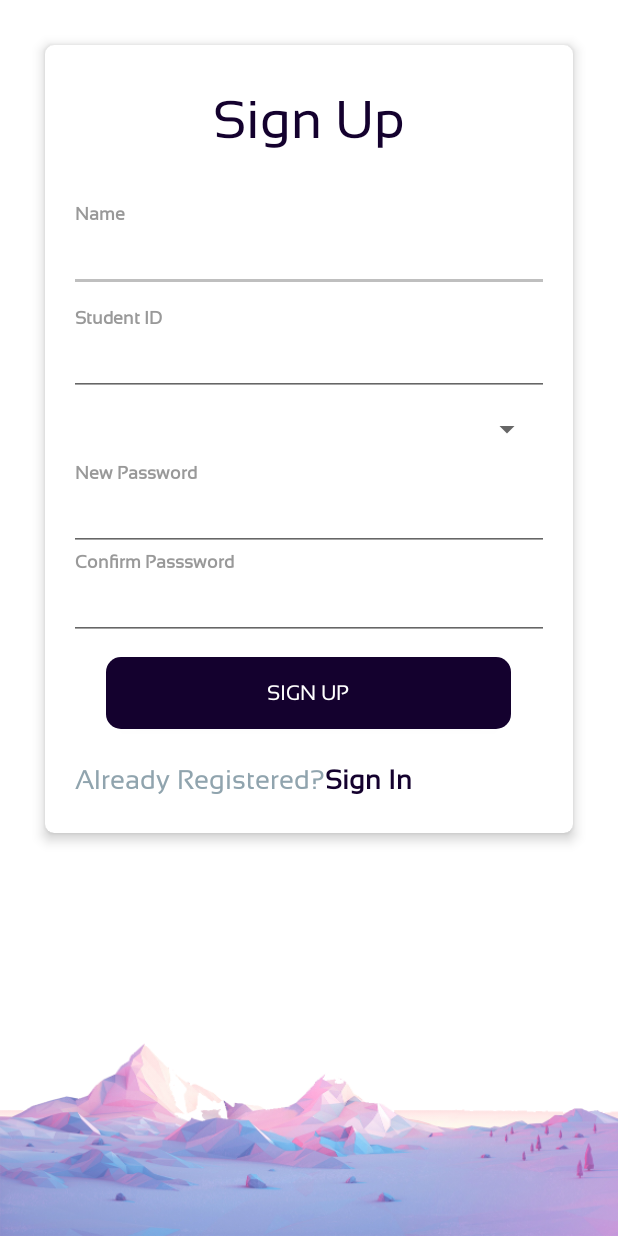
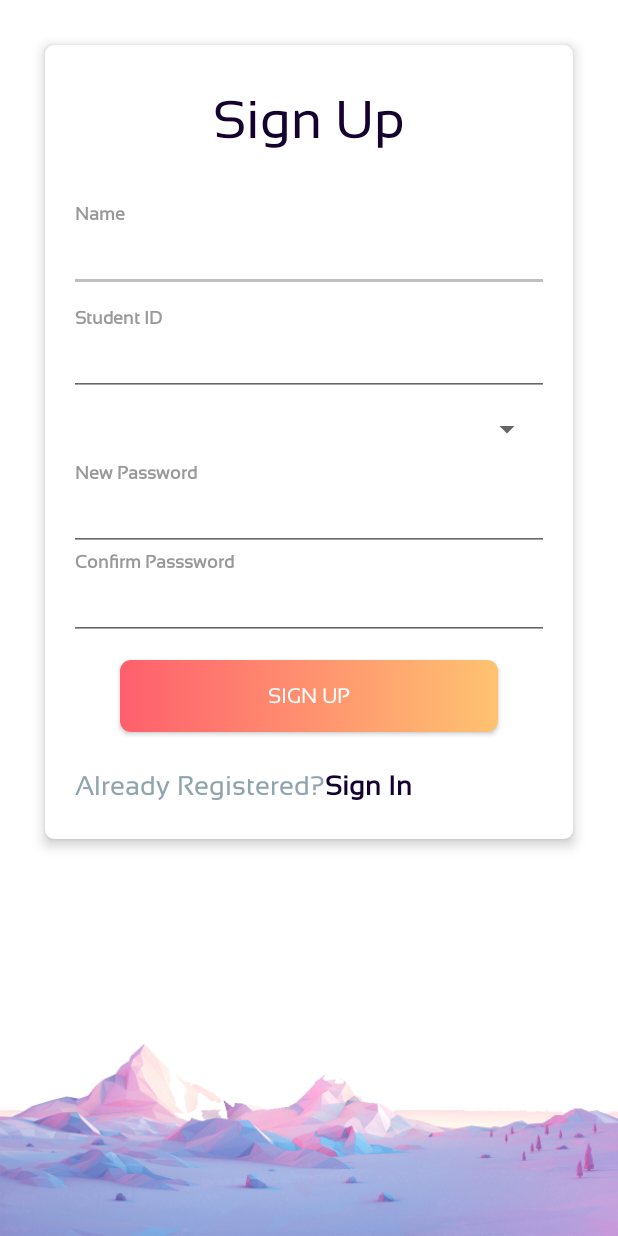
Before and after one commit to PvtSec/JustinHands, an Android app: the Signup_activity screen opened directly, with no data from a screen before it, on a phone screen of 412 x 824 dp. Run offline under Robolectric (Android 15) with nearby library versions, the phone set to English and light mode, and no system bars; our stand-ins replace Volley; libraries missing offline, so code that uses them is left out: br.com.simplepass, com.weiwangcn.betterspinner; plain views replace CircularProgressButton, MaterialBetterSpinner; 4 statements that could not run were skipped.

Commit message:
Cleaned the mess

```diff
--- a/app/src/main/res/drawable/button_shape.xml
+++ b/app/src/main/res/drawable/button_shape.xml
@@ -1,24 +1,18 @@
 <?xml version="1.0" encoding="utf-8"?>
-<shape xmlns:android="http://schemas.android.com/apk/res/android"
-    android:shape="rectangle" >
-
-    <corners
-        android:bottomLeftRadius="10dp"
-        android:bottomRightRadius="10dp"
-        android:radius="60dp"
-        android:topLeftRadius="10dp"
-        android:topRightRadius="10dp" />
-
-    <solid android:color="@color/blue_1" />
-
-    <padding
-        android:bottom="0dp"
-        android:left="0dp"
-        android:right="0dp"
-        android:top="0dp" />
-
-    <size
-        android:height="30dp"
-        android:width="270dp" />
-
-</shape>
+<selector xmlns:android="http://schemas.android.com/apk/res/android">
+    <item>
+        <shape>
+            <gradient
+                android:startColor="#FF5F6D"
+                android:endColor="#FFC371"
+                android:angle="0" />
+            <corners
+                android:radius="7dp" />
+            <padding
+                android:right="10dp"
+                android:top="10dp"
+                android:bottom="10dp"
+                android:left="10dp" />
+        </shape>
+    </item>
+</selector>
--- a/app/src/main/res/layout/activity_login_.xml
+++ b/app/src/main/res/layout/activity_login_.xml
@@ -105,13 +105,11 @@
 
                 <br.com.simplepass.loading_button_lib.customViews.CircularProgressButton
                     android:id="@+id/login_button"
-                    android:layout_width="wrap_content"
+                    android:layout_width="match_parent"
                     android:layout_height="wrap_content"
                     android:layout_gravity="center"
-                    android:layout_marginStart="8dp"
-                    android:layout_marginTop="8dp"
-                    android:layout_marginEnd="8dp"
-                    android:layout_marginBottom="8dp"
+                    android:layout_marginVertical="10dp"
+                    android:layout_marginHorizontal="30dp"
                     android:background="@drawable/button_shape"
                     android:text="@string/student_signin"
                     android:textColor="@color/white"
--- a/app/src/main/res/layout/activity_signup.xml
+++ b/app/src/main/res/layout/activity_signup.xml
@@ -140,12 +140,10 @@
                             android:layout_height="3.0dip" />
                         <br.com.simplepass.loading_button_lib.customViews.CircularProgressButton
                             android:id="@+id/signup_button"
-                            android:layout_width="wrap_content"
+                            android:layout_width="match_parent"
                             android:layout_height="wrap_content"
-                            android:layout_marginStart="8dp"
-                            android:layout_marginTop="8dp"
-                            android:layout_marginEnd="8dp"
-                            android:layout_marginBottom="8dp"
+                            android:layout_marginVertical="10dp"
+                            android:layout_marginHorizontal="30dp"
                             android:background="@drawable/button_shape"
                             android:text="@string/student_signup"
                             android:textColor="@color/white"
```
